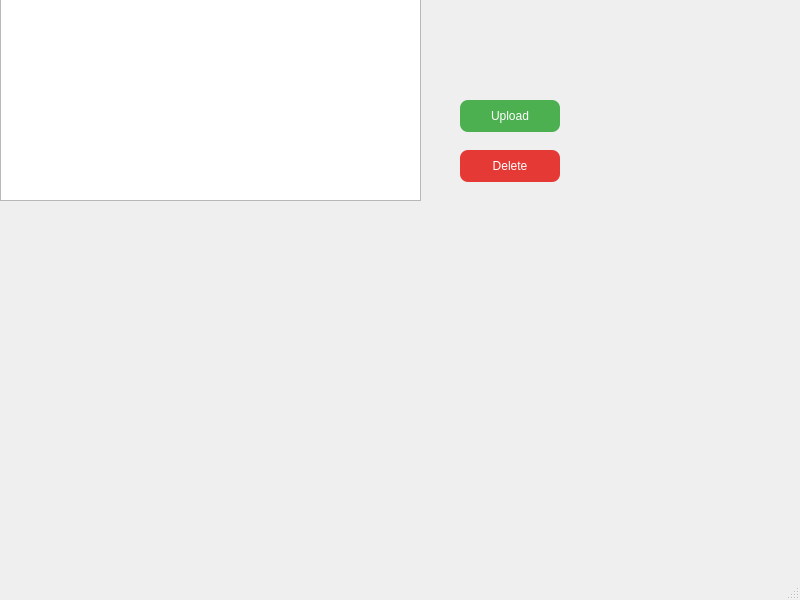
nocriteriaforaevaaaaa/virtual_drive, file VDrive/mainwindow.ui: the form before one commit.
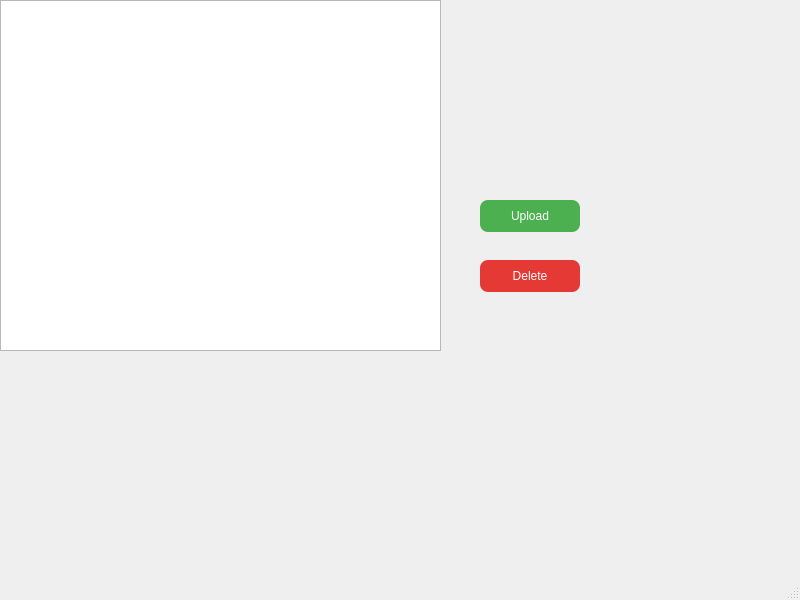
The form after the commit.

What changed in the file:
```diff
--- a/VDrive/mainwindow.ui
+++ b/VDrive/mainwindow.ui
@@ -14,11 +14,21 @@
    <string>MainWindow</string>
   </property>
   <widget class="QWidget" name="centralwidget">
+   <widget class="QListView" name="listFiles">
+    <property name="geometry">
+     <rect>
+      <x>0</x>
+      <y>0</y>
+      <width>441</width>
+      <height>351</height>
+     </rect>
+    </property>
+   </widget>
    <widget class="QPushButton" name="btnAddFile">
     <property name="geometry">
      <rect>
-      <x>460</x>
-      <y>100</y>
+      <x>480</x>
+      <y>200</y>
       <width>100</width>
       <height>32</height>
      </rect>
@@ -43,8 +53,8 @@
    <widget class="QPushButton" name="btnDeleteFile">
     <property name="geometry">
      <rect>
-      <x>460</x>
-      <y>150</y>
+      <x>480</x>
+      <y>260</y>
       <width>100</width>
       <height>32</height>
      </rect>
@@ -66,29 +76,6 @@
      <string>Delete</string>
     </property>
    </widget>
-   <widget class="QListView" name="listFiles">
-    <property name="geometry">
-     <rect>
-      <x>0</x>
-      <y>-20</y>
-      <width>421</width>
-      <height>221</height>
-     </rect>
-    </property>
-   </widget>
-   <widget class="QLabel" name="lblStatus">
-    <property name="geometry">
-     <rect>
-      <x>50</x>
-      <y>210</y>
-      <width>58</width>
-      <height>16</height>
-     </rect>
-    </property>
-    <property name="text">
-     <string/>
-    </property>
-   </widget>
   </widget>
   <widget class="QMenuBar" name="menubar">
    <property name="geometry">
```
